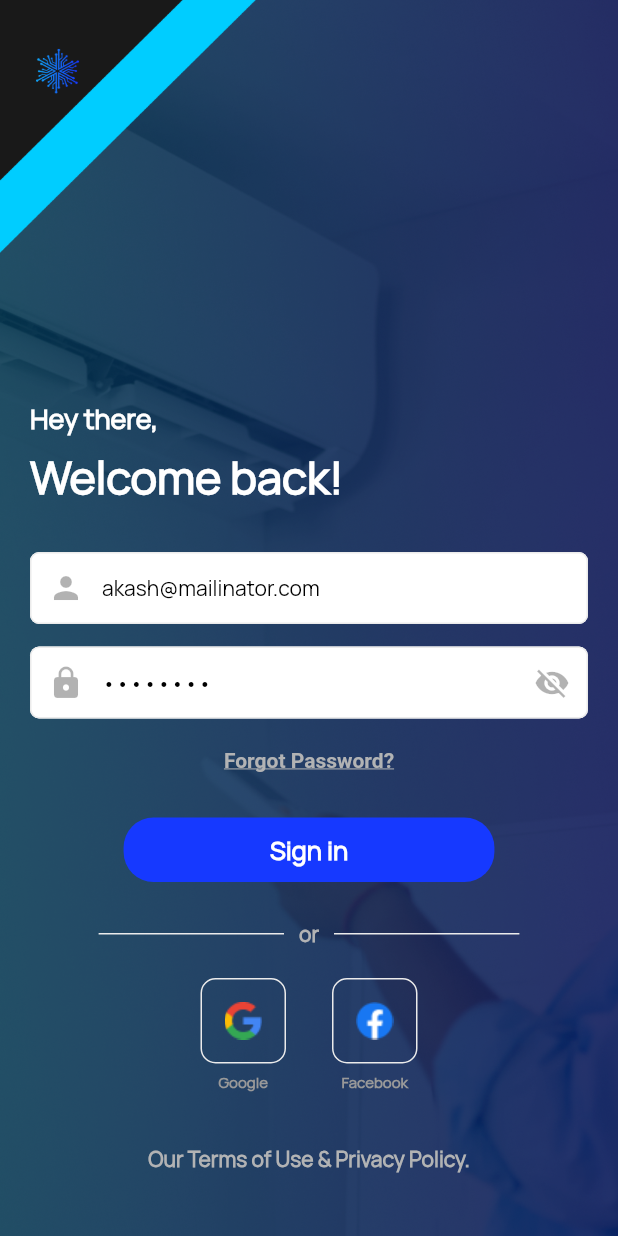
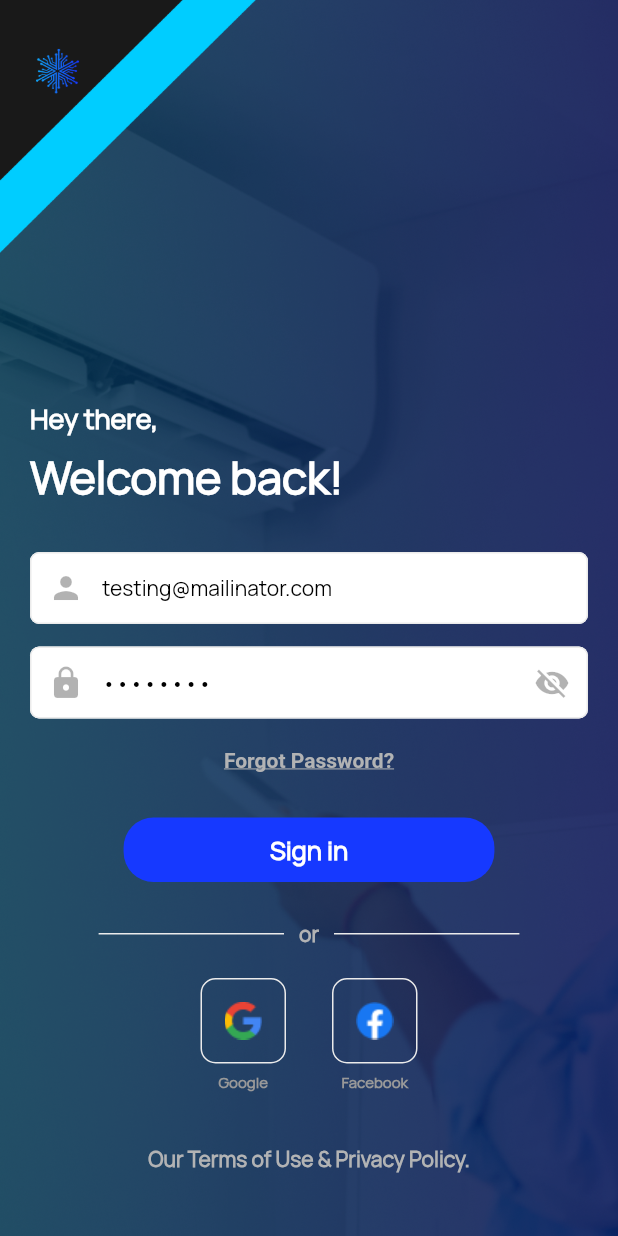
Before and after one commit to manoharantechie/coolwell_app, a Flutter app: the SignUp_Screen screen opened directly, on a phone screen of 412 x 824 dp. Run offline on Flutter 3.47's test engine with Material 2 defaults, Android fonts, the phone set to English and light mode, and no system bars; our stand-ins replace awesome_snackbar_content, flutter_map, flutter_svg, geocoding, geolocator, image_picker and 4 more; missing offline and left inert: country_calling_code_picker, flutter_sim_country_code; accounts and stored records are empty; network calls fail; project files that could hold a hidden picture were left out.

Commit message:
update_30-05-2023_1

```diff
--- a/assets/language/localization_en.json
+++ b/assets/language/localization_en.json
@@ -84,7 +84,7 @@
   "loc_cleaning": "Cleaning",
   "loc_view_details": "View details",
   "loc_service_coolwell": "Cool well expert technicians",
-  "loc_proceed_bookloc_proceed_book": "Proceed to book",
+  "loc_proceed_book": "Proceed to book",
   "loc_service_note": "Services notes",
   "loc_faq": "FAQ",
   "loc_summary": "Summary",
--- a/lib/screens/user/basics/onboard/login.dart
+++ b/lib/screens/user/basics/onboard/login.dart
@@ -90,8 +90,8 @@ class _SignUp_ScreenState extends State<SignUp_Screen> {
   void initState() {
     // TODO: implement initState
     super.initState();
-    nameController=TextEditingController(text: "akash@mailinator.com");
-    passController=TextEditingController(text: "Pass@123");
+    nameController=TextEditingController(text: "testing@mailinator.com");
+    passController=TextEditingController(text: "Test@123");
   }
   @override
   Widget build(BuildContext context) {
--- a/lib/screens/user/payment/payment_summary.dart
+++ b/lib/screens/user/payment/payment_summary.dart
@@ -594,7 +594,7 @@ class _Payment_Summary_ScreenState extends State<Payment_Summary_Screen> {
 
                           Navigator.of(context).push(MaterialPageRoute(
                               builder: (context) =>
-                                  PaymentSuccessScreen(s_Name: widget.addedServiceDetails.serviceName.toString(),s_Date: (widget.serv_Date.toString()), s_Time: widget.serv_Time.toString(),s_add: widget.address, )));
+                                  PaymentSuccessScreen(s_Name: widget.addedServiceDetails.serviceName.toString(),s_Date: (widget.serv_Date.toString()), s_Time: widget.serv_Time.toString(),s_add: widget.address,s_amt: total.toString() )));
 
                         },
                         child: Container(
```
Also changed, not shown: lib/screens/user/payment/payment_success.dart (+15 -5 lines).
